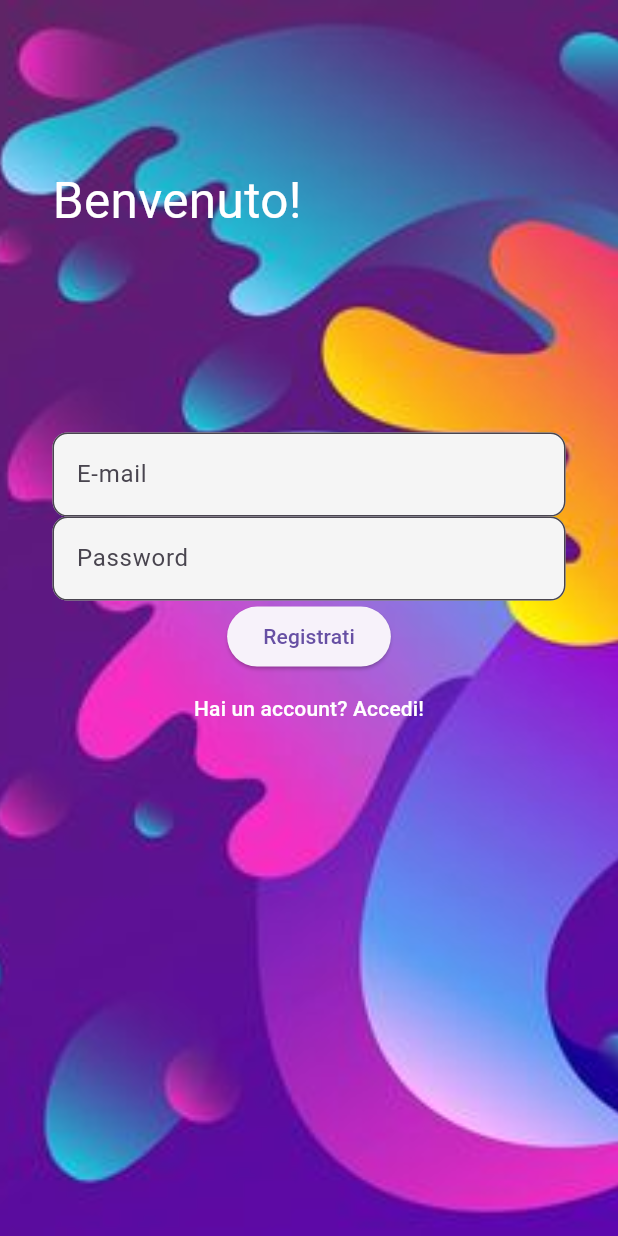
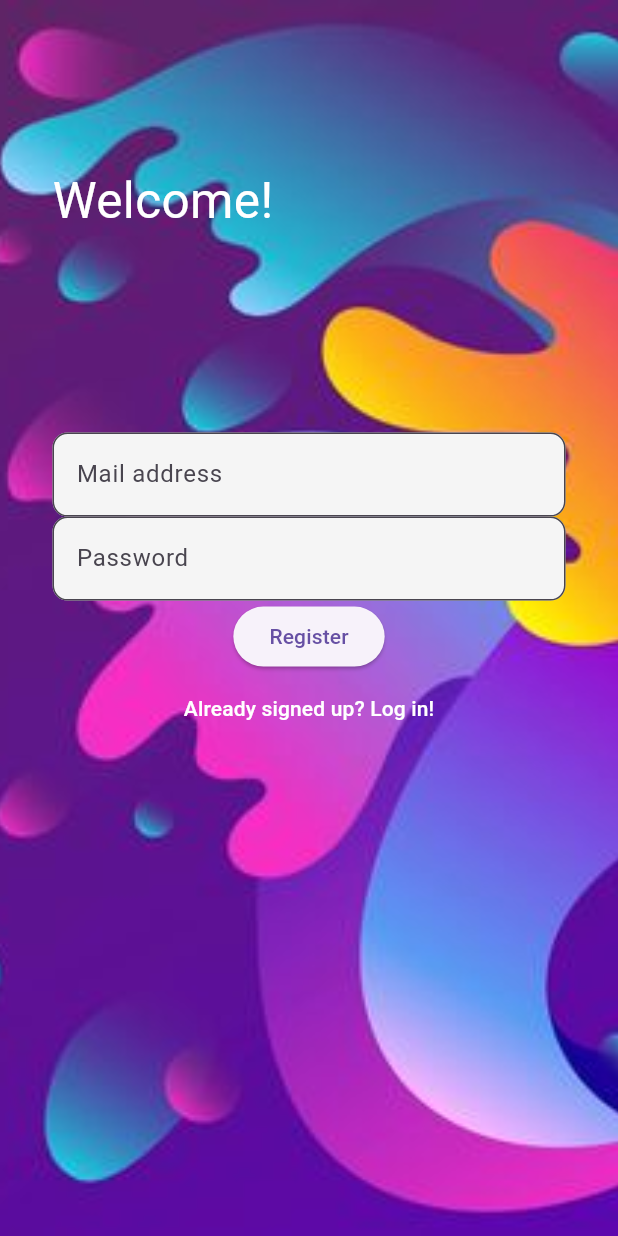
Before and after one commit to allozziotharo/Mobile-Computing, a Flutter app: the screen it shows after launch, on a phone screen of 412 x 824 dp. Run offline on Flutter 3.47's test engine with Material 3 defaults, Android fonts, the phone set to English and light mode, and no system bars; our stand-ins replace firebase_auth, firebase_core, fl_chart, flutter_svg, google_fonts, shared_preferences and 1 more; accounts and stored records are empty; Roboto replaces fonts that are missing (Oxanium).

Commit message:
TRADUZIONE STRINGHE ITALIANE -> INGLESE

```diff
--- a/project_mobile/lib/screens/authpage.dart
+++ b/project_mobile/lib/screens/authpage.dart
@@ -53,7 +53,7 @@ Future<void> createUser() async {
             //questo container ha un messaggio di benvenuto
             Container(
               padding: EdgeInsets.only(left: 35, top: 110),
-              child: Text('Benvenuto!',
+              child: Text('Welcome!',
                   style: TextStyle(color: Colors.white, fontSize: 33)),
             ), //Container
             //questo container contiene le caselle di testo per l'email,username e password
@@ -74,7 +74,7 @@ Future<void> createUser() async {
                             decoration: InputDecoration(
                                 fillColor: Colors.grey.shade100,
                                 filled: true,
-                                hintText: 'E-mail',
+                                hintText: 'Mail address',
                                 border: OutlineInputBorder(borderRadius: BorderRadius.circular(10))),
                           ),
                           TextField(
@@ -91,13 +91,13 @@ Future<void> createUser() async {
                           ElevatedButton(onPressed: () {
                             isLogin ? signIn() : createUser(); //a seconda del valore di isLogin (variabile d'istanza), o fai l'uno : l'altro
                           },
-                              child: Text(isLogin ? 'Accedi' : 'Registrati')),
+                              child: Text(isLogin ? 'Login' : 'Register')),
 
                           TextButton(onPressed: () {
                             setState(() {
                               isLogin = !isLogin;
                             });
-                          }, child: Text(isLogin? 'Non hai un account? Registrati!' : 'Hai un account? Accedi!',
+                          }, child: Text(isLogin? 'Still no account? Register here!' : 'Already signed up? Log in!',
                           style: TextStyle(color: Colors.white),
                           )),
                         ],
--- a/project_mobile/lib/screens/homepage.dart
+++ b/project_mobile/lib/screens/homepage.dart
@@ -155,7 +155,7 @@ class _HomePageState extends State<HomePage> {
             child:
             ListTile(
               leading: Icon(Icons.table_rows_rounded),
-              title: Text("Settimana Corrente",
+              title: Text("Timetable",
                 textAlign: TextAlign.center,
                 style: TextStyle(
                   fontSize: 40,
@@ -193,7 +193,7 @@ class _HomePageState extends State<HomePage> {
             ),
             child: ListTile(
               leading: Icon(Icons.menu_book_rounded),
-              title: Text('Libretto',
+              title: Text("Grades' Book",
                 textAlign: TextAlign.center,
                 style: TextStyle(
                   fontSize: 40,
@@ -232,7 +232,7 @@ class _HomePageState extends State<HomePage> {
             child:
             ListTile(
               leading: Icon(Icons.bar_chart_rounded),
-              title: Text("Statistiche"
+              title: Text("Stats"
               ,
                 textAlign: TextAlign.center,
                 style: TextStyle(
--- a/project_mobile/lib/screens/todolistpage/todolistpage.dart
+++ b/project_mobile/lib/screens/todolistpage/todolistpage.dart
@@ -150,7 +150,7 @@ class _ToDoListPageState extends State<ToDoListPage> {
                     else priority = int.parse(value);
                   },
                   decoration: InputDecoration(
-                    hintText: 'insert priority from 1 to 5 (otherwise it will be 0)', //TODO: non c'entra e va fittato
+                    hintText: 'insert priority from 1 to 5',
                   ),
                 ),
               ],
@@ -225,7 +225,7 @@ class _ToDoListWidgetState extends State<_ToDoListWidget> {
       color: () {
         switch(widget.task.priority) {
           case 1:
-            return Color.fromARGB(66, 63, 147, 66);
+            return Color.fromARGB(66, 45, 133, 48);
           case 2:
             return const Color.fromARGB(255, 38, 91, 39);
           case 3:
--- a/project_mobile/lib/widget/AverageWidget.dart
+++ b/project_mobile/lib/widget/AverageWidget.dart
@@ -18,7 +18,7 @@ class AverageWidget extends StatelessWidget {
           children: [
             Text("CFU: 0"),
             Divider(),
-            Text("MEDIA: " + average.toString()),
+            Text("AVERAGE: " + average.toString()),
           ],
         ));
   }
```
Also changed, not shown: project_mobile/lib/widget/NavBar.dart (+4 -4 lines).
